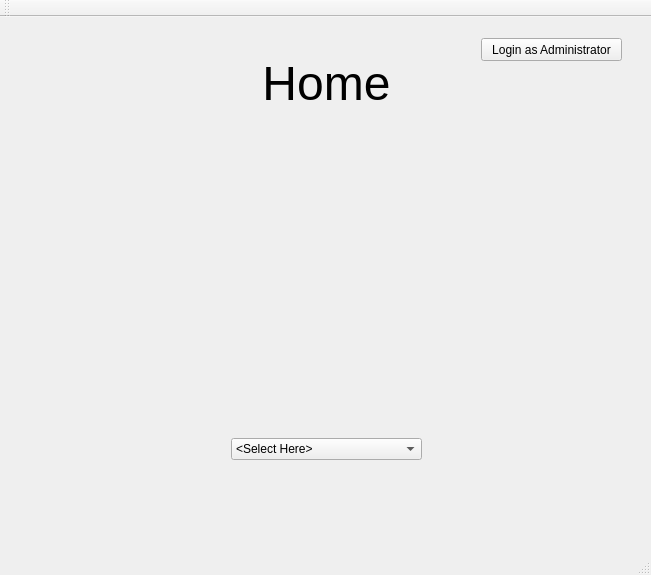
Qt form mainwindow.ui (Jesus0342/CS1D-Project-2) before a commit.
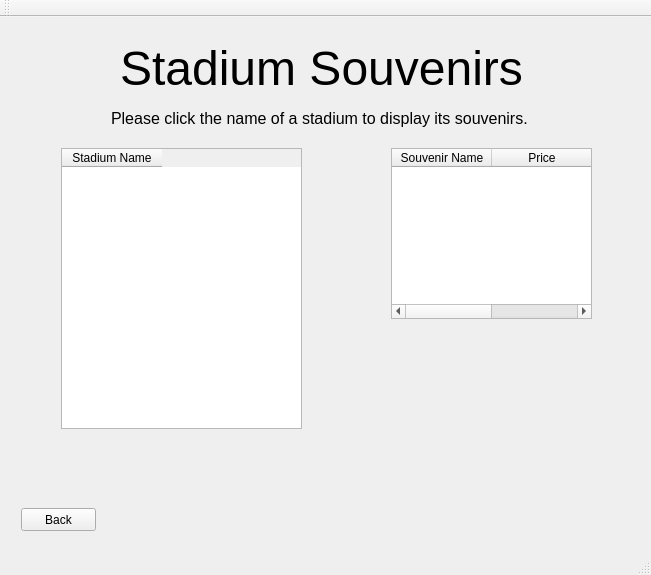
The same form after that commit.

Commit message: added display stadium souvenirs page per new requirement

```diff
--- a/mainwindow.ui
+++ b/mainwindow.ui
@@ -18,7 +18,7 @@
     <item>
      <widget class="QStackedWidget" name="stackedWidget">
       <property name="currentIndex">
-       <number>0</number>
+       <number>10</number>
       </property>
       <widget class="QWidget" name="page_home">
        <widget class="QLabel" name="label_home">
@@ -798,6 +798,82 @@
         </property>
        </widget>
       </widget>
+      <widget class="QWidget" name="page_viewSouvenirs">
+       <widget class="QLabel" name="label_surfaceTypeTitle_2">
+        <property name="geometry">
+         <rect>
+          <x>70</x>
+          <y>10</y>
+          <width>481</width>
+          <height>61</height>
+         </rect>
+        </property>
+        <property name="text">
+         <string>&lt;html&gt;&lt;head/&gt;&lt;body&gt;&lt;p align=&quot;center&quot;&gt;&lt;span style=&quot; font-size:36pt;&quot;&gt;Stadium Souvenirs&lt;/span&gt;&lt;/p&gt;&lt;/body&gt;&lt;/html&gt;</string>
+        </property>
+       </widget>
+       <widget class="QTableWidget" name="tableWidget_stadiumNames">
+        <property name="geometry">
+         <rect>
+          <x>50</x>
+          <y>120</y>
+          <width>241</width>
+          <height>281</height>
+         </rect>
+        </property>
+        <column>
+         <property name="text">
+          <string>Stadium Name</string>
+         </property>
+        </column>
+       </widget>
+       <widget class="QTableWidget" name="tableWidget_stadiumSouvenirs">
+        <property name="geometry">
+         <rect>
+          <x>380</x>
+          <y>120</y>
+          <width>201</width>
+          <height>171</height>
+         </rect>
+        </property>
+        <column>
+         <property name="text">
+          <string>Souvenir Name</string>
+         </property>
+        </column>
+        <column>
+         <property name="text">
+          <string>Price</string>
+         </property>
+        </column>
+       </widget>
+       <widget class="QPushButton" name="pushButton_backSouvenirs">
+        <property name="geometry">
+         <rect>
+          <x>10</x>
+          <y>480</y>
+          <width>75</width>
+          <height>23</height>
+         </rect>
+        </property>
+        <property name="text">
+         <string>Back</string>
+        </property>
+       </widget>
+       <widget class="QLabel" name="label">
+        <property name="geometry">
+         <rect>
+          <x>100</x>
+          <y>80</y>
+          <width>421</width>
+          <height>21</height>
+         </rect>
+        </property>
+        <property name="text">
+         <string>&lt;html&gt;&lt;head/&gt;&lt;body&gt;&lt;p&gt;&lt;span style=&quot; font-size:12pt;&quot;&gt;Please click the name of a stadium to display its souvenirs.&lt;/span&gt;&lt;/p&gt;&lt;/body&gt;&lt;/html&gt;</string>
+        </property>
+       </widget>
+      </widget>
      </widget>
     </item>
    </layout>
```
Left out of the diff: 5 changed lines with no effect on the pictures. The commit also changes 13 other files.
